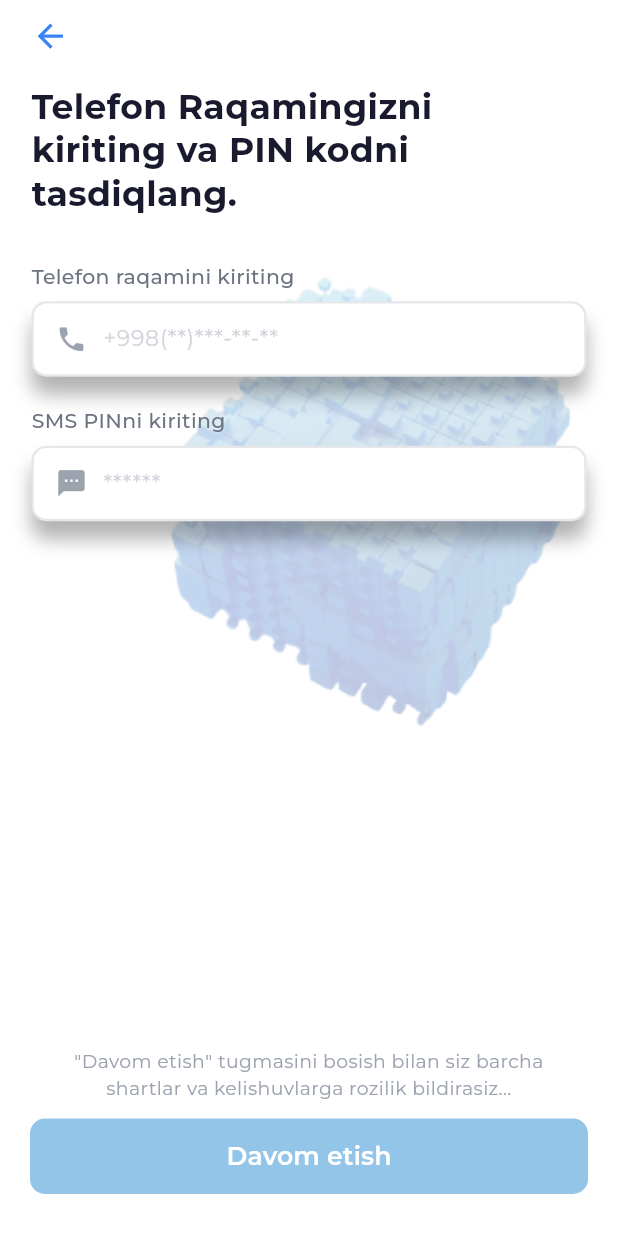
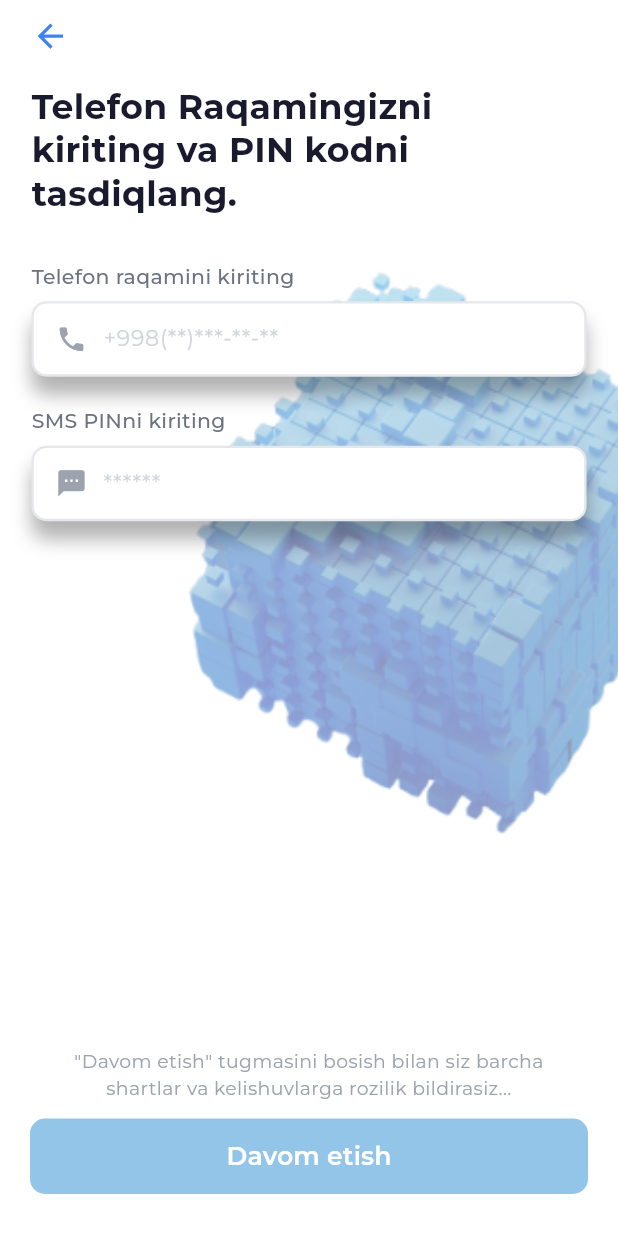
Before and after one commit to Qamar-Warrior/OneFace, a Flutter app: the TelefonScreen screen opened directly, on a phone screen of 412 x 824 dp. Shown: the top 1233 px of the screen. Run offline on Flutter 3.47's test engine with Material 3 defaults, Android fonts, the phone set to English and light mode, and no system bars.

Commit message:
image improvment

```diff
--- a/lib/pages/telefonRaqamPage.dart
+++ b/lib/pages/telefonRaqamPage.dart
@@ -16,20 +16,20 @@ class _TelefonScreenState extends State<TelefonScreen> {
     return Scaffold(
       backgroundColor: Colors.white,
       body: Stack(
+        clipBehavior: Clip.none,
         children: [
           // Background passport image (decorative)
           Positioned(
-            top: 140,
-            left: 100,
-            right: 0,
+            top: SizeConfig.w(120),
+            left: SizeConfig.w(-100),
             child: Opacity(
-              opacity: 0.25,
+              opacity: 0.45,
               child: Image.asset(
                 'images/backimage.png',
-                height: SizeConfig.h(400),
-                fit: BoxFit.cover,
+                height: SizeConfig.h(500),
+                fit: BoxFit.contain,
                 errorBuilder: (_, __, ___) => Container(
-                  height: SizeConfig.h(400),
+                  height: SizeConfig.h(500),
                   decoration: BoxDecoration(
                     gradient: LinearGradient(
                       begin: Alignment.topLeft,
```
Also changed, not shown: lib/pages/passportPage.dart (+6 -7 lines).
